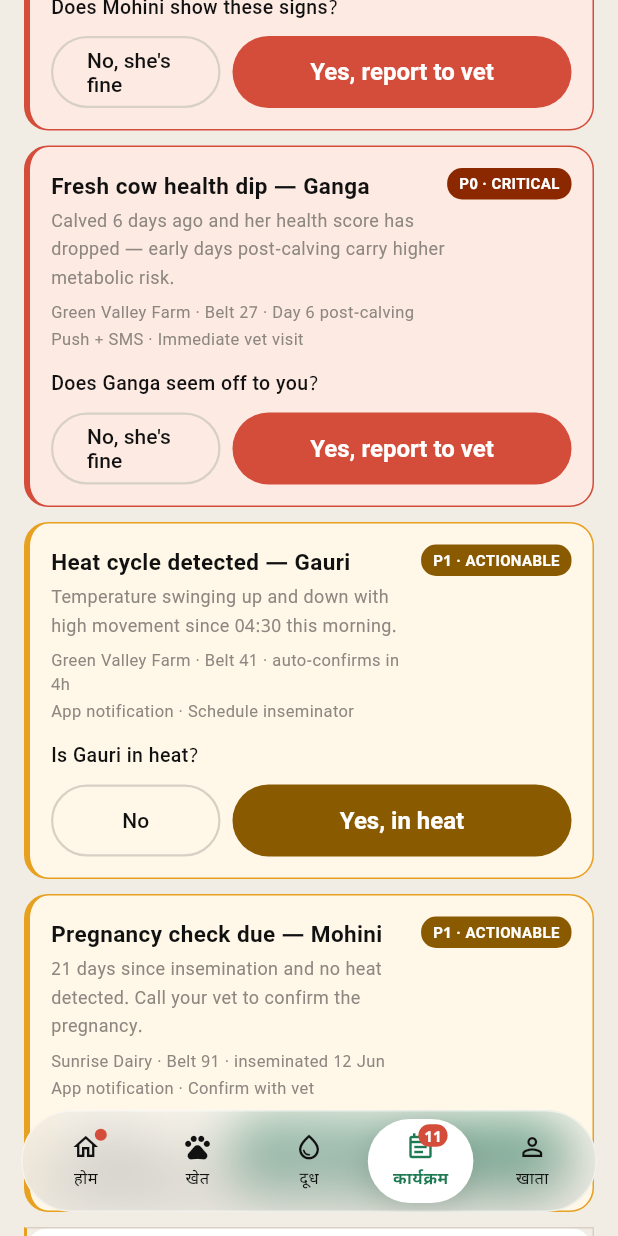
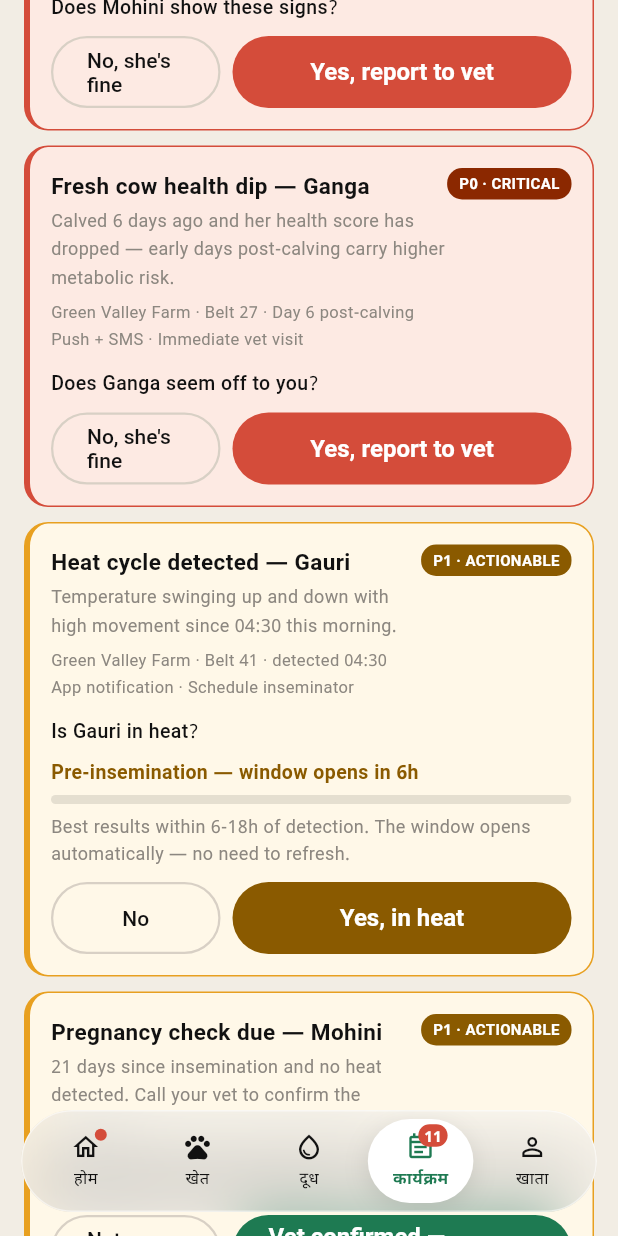
Before and after one commit to vaseey21/Vanix, a Flutter app: the EventsScreen screen opened directly with empty values, scrolled down 576 dp, on a phone screen of 412 x 824 dp. Run offline on Flutter 3.47's test engine with Material 3 defaults, Android fonts, the phone set to English and light mode, and no system bars.

Commit message:
auto: save changes

```diff
--- a/flutter_app/lib/screens/events_screen.dart
+++ b/flutter_app/lib/screens/events_screen.dart
@@ -451,91 +451,155 @@ class _EventsScreenState extends State<EventsScreen> {
   }
 
   // ── P1: Heat cycle → insemination window ──
+  // Single evolving card: the confirm question and the ticking phase display
+  // appear together (detection already started the clock). Yes/No only
+  // acknowledges; it does not pause/reset the automatic pre→optimal→
+  // suboptimal progression.
   Widget _buildHeatCard(bool isDark) {
-    switch (_heat) {
-      case _HeatState.initial:
-        return _ActionCard(
-          bg: VanixColors.warningBg,
-          border: VanixColors.warning,
-          priority: _Priority.p1,
-          channel: 'App notification · Schedule inseminator',
-          title: 'Heat cycle detected — Gauri',
-          sub: 'Temperature swinging up and down with high movement since 04:30 this morning.',
-          meta: 'Green Valley Farm · Belt 41 · auto-confirms in 4h',
-          child: Column(
-            crossAxisAlignment: CrossAxisAlignment.start,
-            children: [
-              const Padding(padding: EdgeInsets.only(top: 12, bottom: 10), child: Text('Is Gauri in heat?', style: TextStyle(fontSize: 13, fontWeight: FontWeight.w500))),
-              Row(
-                children: [
-                  Expanded(child: OutlinedButton(onPressed: () => setState(() { _heat = _HeatState.dismissed; widget.appState.resolveEvent(); }), child: const Text('No'))),
-                  const SizedBox(width: 8),
-                  Expanded(flex: 2, child: ElevatedButton(style: ElevatedButton.styleFrom(backgroundColor: VanixColors.warningInk), onPressed: () => setState(() => _heat = _HeatState.windowOpen), child: const Text('Yes, in heat'))),
-                ],
-              ),
-            ],
-          ),
-        );
-      case _HeatState.dismissed:
+    const title = 'Heat cycle detected — Gauri';
+    const sub = 'Temperature swinging up and down with high movement since 04:30 this morning.';
+    const meta = 'Green Valley Farm · Belt 41 · detected 04:30';
+
+    if (_heat == _HeatState.dismissed) {
       return _ActionCard(
         bg: VanixColors.bgCard,
         border: VanixColors.border,
         priority: _Priority.p1,
         channel: 'App notification · Schedule inseminator',
-          title: 'Heat cycle detected — Gauri',
-          sub: 'Temperature swinging up and down with high movement since 04:30 this morning.',
+        title: title,
+        sub: sub,
         meta: 'Green Valley Farm · Belt 41',
         child: const Padding(padding: EdgeInsets.only(top: 12), child: Text('Marked as not in heat — monitoring continues.', style: TextStyle(fontSize: 13, color: VanixColors.textHint))),
       );
-      case _HeatState.windowOpen:
+    }
+    if (_heat == _HeatState.expired) {
       return _ActionCard(
-          bg: VanixColors.warningBg,
-          border: VanixColors.warning,
+        bg: VanixColors.bgCard,
+        border: VanixColors.border,
         priority: _Priority.p1,
         channel: 'App notification · Schedule inseminator',
-          title: 'Heat cycle detected — Gauri',
-          sub: 'Temperature swinging up and down with high movement since 04:30 this morning.',
+        title: title,
+        sub: sub,
+        meta: 'Green Valley Farm · Belt 41',
+        child: const Padding(padding: EdgeInsets.only(top: 12), child: Text('Window closed — no insemination logged. Heat cycle monitoring resumes.', style: TextStyle(fontSize: 13, color: VanixColors.textHint))),
+      );
+    }
+    if (_heat == _HeatState.logged) {
+      return _ActionCard(
+        bg: VanixColors.activeBg,
+        border: VanixColors.greenDeep,
+        priority: _Priority.p1,
+        channel: 'App notification · Schedule inseminator',
+        title: title,
+        sub: sub,
         meta: 'Green Valley Farm · Belt 41',
         child: Padding(
           padding: const EdgeInsets.only(top: 12),
           child: Column(
             crossAxisAlignment: CrossAxisAlignment.start,
             children: [
-                const Text('Optimal window — 11h 30m left', style: TextStyle(fontSize: 13, fontWeight: FontWeight.w600)),
-                const SizedBox(height: 8),
-                ClipRRect(
-                  borderRadius: BorderRadius.circular(3),
-                  child: LinearProgressIndicator(value: 0.52, minHeight: 6, backgroundColor: Colors.black.withOpacity(0.10), valueColor: const AlwaysStoppedAnimation(VanixColors.warningInk)),
-                ),
-                const SizedBox(height: 6),
-                const Text("T+6h to T+18h: peak fertility. Before T+6h the window hasn't opened yet; after T+18h fertility drops (late window). Log the insemination once done.", style: TextStyle(fontSize: 12, color: VanixColors.textHint)),
-                const SizedBox(height: 10),
-                SizedBox(width: double.infinity, child: ElevatedButton(onPressed: () => setState(() { _heat = _HeatState.watching; widget.appState.resolveEvent(); }), child: const Text('Log insemination'))),
-              ],
-            ),
-          ),
-        );
-      case _HeatState.watching:
-        return _ActionCard(
-          bg: VanixColors.activeBg,
-          border: VanixColors.greenDeep,
-          priority: _Priority.p1,
-          channel: 'App notification · Schedule inseminator',
-          title: 'Heat cycle detected — Gauri',
-          sub: 'Temperature swinging up and down with high movement since 04:30 this morning.',
-          meta: 'Green Valley Farm · Belt 41',
-          child: const Padding(
-            padding: EdgeInsets.only(top: 12),
-            child: Column(
-              crossAxisAlignment: CrossAxisAlignment.start,
-              children: [
-                Text('Insemination logged ✓ — 21-day watch started', style: TextStyle(fontSize: 13, fontWeight: FontWeight.w600, color: VanixColors.greenInk)),
-                Text("If no heat returns by 24 Jul, you'll get a pregnancy-check alert. If heat returns earlier, the cycle restarts.", style: TextStyle(fontSize: 12, color: VanixColors.textHint)),
+              const Text('Insemination logged ✓ — 21-day watch started', style: TextStyle(fontSize: 13, fontWeight: FontWeight.w600, color: VanixColors.greenInk)),
+              Text("Method: $_heatMethod${_heatTechCtrl.text.isNotEmpty ? ' · ${_heatTechCtrl.text}' : ''}. If no heat returns by 24 Jul, you'll get a pregnancy-check alert. If heat returns earlier, the cycle restarts.", style: const TextStyle(fontSize: 12, color: VanixColors.textHint)),
             ],
           ),
         ),
       );
     }
+
+    // _HeatState.initial or .active — same evolving display, driven by _heatElapsedSimHours.
+    final h = _heatElapsedSimHours;
+    String label;
+    double pct;
+    Color color;
+    if (h < 6) {
+      label = 'Pre-insemination — window opens in ${(6 - h).ceil()}h';
+      pct = h / 6;
+      color = VanixColors.warningInk;
+    } else if (h < 18) {
+      label = 'Optimal window — ${(18 - h).ceil()}h left';
+      pct = (h - 6) / 12;
+      color = VanixColors.greenInk;
+    } else {
+      label = 'Suboptimal window — act soon, ${(24 - h).ceil()}h left';
+      pct = (h - 18) / 6;
+      color = VanixColors.danger;
+    }
+
+    return _ActionCard(
+      bg: VanixColors.warningBg,
+      border: VanixColors.warning,
+      priority: _Priority.p1,
+      channel: 'App notification · Schedule inseminator',
+      title: title,
+      sub: sub,
+      meta: meta,
+      child: Padding(
+        padding: const EdgeInsets.only(top: 12),
+        child: Column(
+          crossAxisAlignment: CrossAxisAlignment.start,
+          children: [
+            const Text('Is Gauri in heat?', style: TextStyle(fontSize: 13, fontWeight: FontWeight.w500)),
+            const SizedBox(height: 8),
+            Text(label, style: TextStyle(fontSize: 13, fontWeight: FontWeight.w600, color: color)),
+            const SizedBox(height: 6),
+            ClipRRect(
+              borderRadius: BorderRadius.circular(3),
+              child: LinearProgressIndicator(value: pct.clamp(0, 1), minHeight: 6, backgroundColor: Colors.black.withOpacity(0.10), valueColor: AlwaysStoppedAnimation(color)),
+            ),
+            const SizedBox(height: 6),
+            Text(
+              _heatConfirmed ? 'Enter the insemination details once done.' : 'Best results within 6-18h of detection. The window opens automatically — no need to refresh.',
+              style: const TextStyle(fontSize: 12, color: VanixColors.textHint),
+            ),
+            if (!_heatConfirmed) ...[
+              const SizedBox(height: 10),
+              Row(
+                children: [
+                  Expanded(child: OutlinedButton(onPressed: () => setState(() { _heat = _HeatState.dismissed; widget.appState.resolveEvent(); }), child: const Text('No'))),
+                  const SizedBox(width: 8),
+                  Expanded(
+                    flex: 2,
+                    child: ElevatedButton(
+                      style: ElevatedButton.styleFrom(backgroundColor: VanixColors.warningInk),
+                      onPressed: () => setState(() { _heatConfirmed = true; _heat = _HeatState.active; }),
+                      child: const Text('Yes, in heat'),
+                    ),
+                  ),
+                ],
+              ),
+            ],
+            if (_heatConfirmed && h >= 6) ...[
+              const SizedBox(height: 10),
+              const Text('Log insemination', style: TextStyle(fontSize: 12, fontWeight: FontWeight.w600)),
+              const SizedBox(height: 6),
+              Row(
+                children: [
+                  Expanded(
+                    child: OutlinedButton(
+                      style: OutlinedButton.styleFrom(backgroundColor: _heatMethod == 'AI' ? VanixColors.darkPrimary : null, foregroundColor: _heatMethod == 'AI' ? Colors.white : VanixColors.textPrimary),
+                      onPressed: () => setState(() => _heatMethod = 'AI'),
+                      child: const Text('AI'),
+                    ),
+                  ),
+                  const SizedBox(width: 8),
+                  Expanded(
+                    child: OutlinedButton(
+                      style: OutlinedButton.styleFrom(backgroundColor: _heatMethod == 'Natural' ? VanixColors.darkPrimary : null, foregroundColor: _heatMethod == 'Natural' ? Colors.white : VanixColors.textPrimary),
+                      onPressed: () => setState(() => _heatMethod = 'Natural'),
+                      child: const Text('Natural'),
+                    ),
+                  ),
+                ],
+              ),
+              const SizedBox(height: 8),
+              TextField(controller: _heatTechCtrl, decoration: const InputDecoration(hintText: 'Technician / vet name (optional)')),
+              const SizedBox(height: 8),
+              SizedBox(width: double.infinity, child: ElevatedButton(onPressed: () => setState(() { _heat = _HeatState.logged; widget.appState.resolveEvent(); }), child: const Text('Log insemination'))),
+            ],
+          ],
+        ),
+      ),
+    );
   }
 
   // ── P1: Pregnancy check due ──
```
Lines whose indentation alone changed are shown as unchanged.
